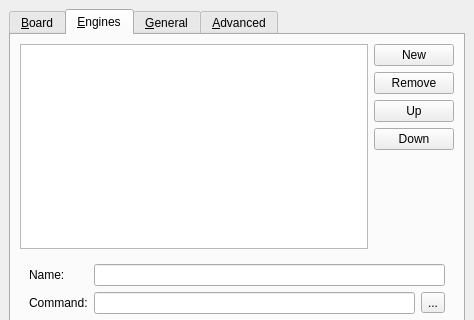
madnight/chessx, file src/gui/preferences.ui: the form before one commit; both pictures show x 0 to 474 and y 0 to 320 of the 474 by 468 pixel window.
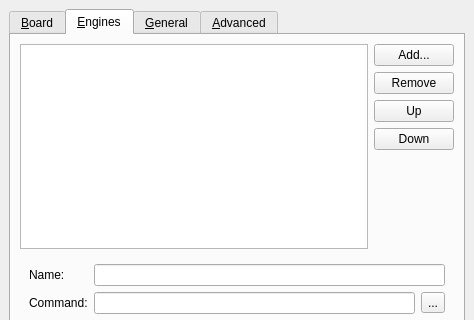
The form after the commit. The open tabs and pages were chosen to show the change. Custom widgets are drawn as their Qt base class.

The edit to the form file:
```diff
--- a/src/gui/preferences.ui
+++ b/src/gui/preferences.ui
@@ -393,7 +393,7 @@
          <item row="0" column="1">
           <widget class="QPushButton" name="newEngineButton">
            <property name="text">
-            <string>New</string>
+            <string>Add...</string>
            </property>
           </widget>
          </item>
```
Left out of the diff: 6 changed lines with no effect on the pictures.
